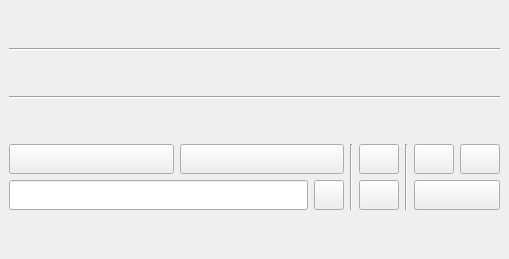
Before: the Qt Designer form mainwindow.ui in KonstantIMP/runline, drawn with Qt 5.
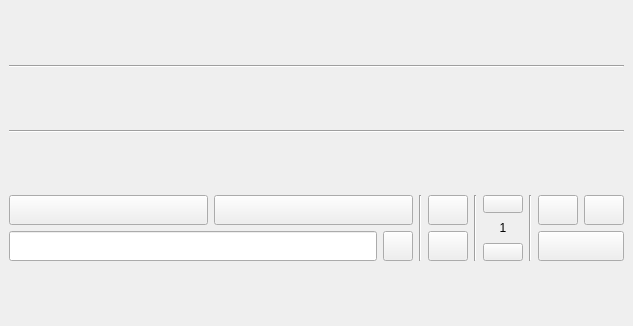
After: the same form once the commit is applied.

What changed in the file:
```diff
--- a/mainwindow.ui
+++ b/mainwindow.ui
@@ -6,18 +6,32 @@
    <rect>
     <x>0</x>
     <y>0</y>
-    <width>509</width>
-    <height>259</height>
+    <width>633</width>
+    <height>326</height>
    </rect>
   </property>
   <property name="windowTitle">
    <string>MainWindow</string>
   </property>
   <widget class="QWidget" name="centralwidget">
-   <layout class="QVBoxLayout" name="verticalLayout_4">
+   <layout class="QVBoxLayout" name="verticalLayout_7">
+    <item>
+     <layout class="QHBoxLayout" name="horizontalLayout_7">
+      <item>
+       <layout class="QHBoxLayout" name="horizontalLayout_6"/>
+      </item>
+      <item>
+       <layout class="QVBoxLayout" name="verticalLayout_5">
+        <item>
+         <layout class="QHBoxLayout" name="up_clear"/>
+        </item>
     <item>
      <layout class="QGridLayout" name="up_grid"/>
     </item>
+       </layout>
+      </item>
+     </layout>
+    </item>
     <item>
      <widget class="Line" name="grid_sep">
       <property name="orientation">
@@ -26,9 +40,23 @@
      </widget>
     </item>
     <item>
+     <layout class="QHBoxLayout" name="horizontalLayout_9">
+      <item>
+       <layout class="QHBoxLayout" name="horizontalLayout_8"/>
+      </item>
+      <item>
+       <layout class="QVBoxLayout" name="verticalLayout_6">
+        <item>
      <layout class="QGridLayout" name="down_grid"/>
     </item>
     <item>
+         <layout class="QHBoxLayout" name="down_clear"/>
+        </item>
+       </layout>
+      </item>
+     </layout>
+    </item>
+    <item>
      <widget class="Line" name="line_3">
       <property name="orientation">
        <enum>Qt::Horizontal</enum>
@@ -36,6 +64,8 @@
      </widget>
     </item>
     <item>
+     <layout class="QHBoxLayout" name="horizontalLayout_5">
+      <item>
      <layout class="QHBoxLayout" name="horizontalLayout_4">
       <item>
        <layout class="QVBoxLayout" name="verticalLayout">
@@ -171,12 +201,67 @@
         </item>
        </layout>
       </item>
+        <item>
+         <widget class="Line" name="line_4">
+          <property name="orientation">
+           <enum>Qt::Vertical</enum>
+          </property>
+         </widget>
+        </item>
+        <item>
+         <layout class="QVBoxLayout" name="verticalLayout_4">
+          <item>
+           <widget class="QPushButton" name="up_new_line">
+            <property name="maximumSize">
+             <size>
+              <width>99999</width>
+              <height>18</height>
+             </size>
+            </property>
+            <property name="text">
+             <string/>
+            </property>
+           </widget>
+          </item>
+          <item>
+           <widget class="QLabel" name="new_line">
+            <property name="maximumSize">
+             <size>
+              <width>16777215</width>
+              <height>18</height>
+             </size>
+            </property>
+            <property name="text">
+             <string>1</string>
+            </property>
+            <property name="alignment">
+             <set>Qt::AlignCenter</set>
+            </property>
+           </widget>
+          </item>
+          <item>
+           <widget class="QPushButton" name="down_new_line">
+            <property name="maximumSize">
+             <size>
+              <width>16777215</width>
+              <height>18</height>
+             </size>
+            </property>
+            <property name="text">
+             <string/>
+            </property>
+           </widget>
+          </item>
+         </layout>
+        </item>
       <item>
        <widget class="Line" name="line_2">
         <property name="orientation">
          <enum>Qt::Vertical</enum>
         </property>
        </widget>
+        </item>
+       </layout>
       </item>
       <item>
        <layout class="QVBoxLayout" name="verticalLayout_2">
```
Lines whose indentation alone changed are shown as unchanged.
